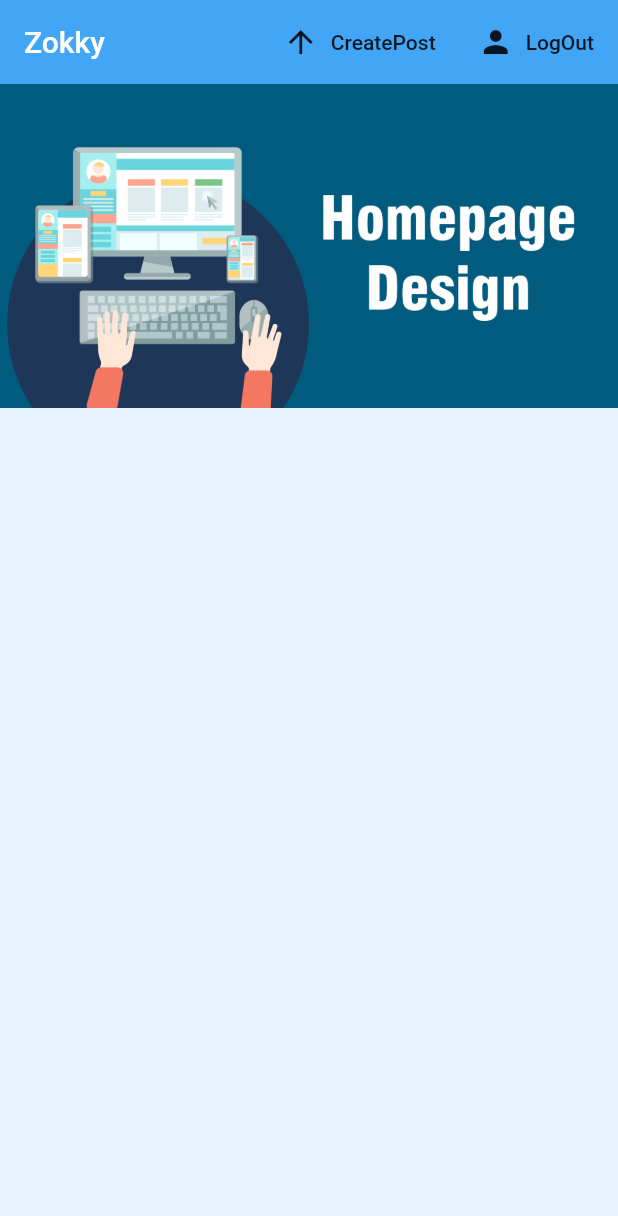
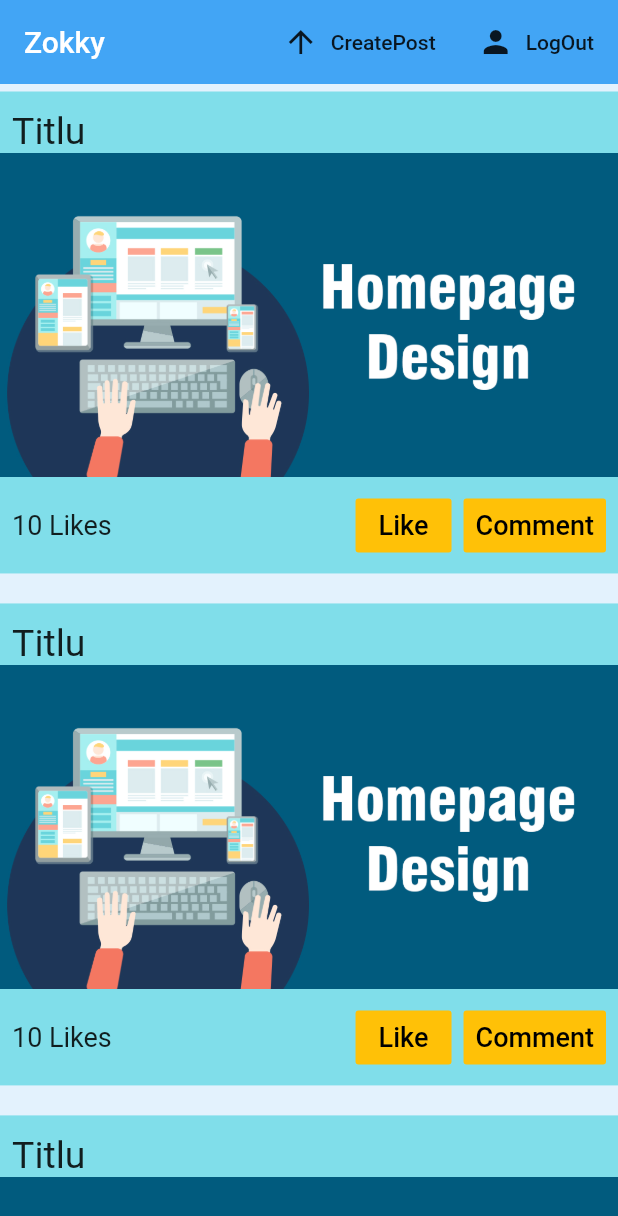
Before and after one commit to shark4ce/zokkyapp, a Flutter app: the screen it shows once a user with an empty profile is signed in, on a phone screen of 412 x 824 dp. Shown: the top 1216 px of the screen. Run offline on Flutter 3.47's test engine with Material 2 defaults, Android fonts, the phone set to English and light mode, and no system bars; our stand-ins replace cloud_firestore, firebase_auth, flutter_signin_button, flutter_spinkit, google_sign_in; missing offline and left inert: flutter_auth_buttons; accounts and stored records are empty.

Commit message:
Home wrapper

```diff
--- /dev/null
+++ b/lib/screens/home/post_list.dart
@@ -0,0 +1,21 @@
+import 'package:flutter/material.dart';
+import 'package:zokkyapp/screens/home/post_tile.dart';
+
+class PostList extends StatefulWidget {
+  @override
+  _PostListState createState() => _PostListState();
+}
+
+class _PostListState extends State<PostList> {
+  @override
+  Widget build(BuildContext context) {
+
+    return ListView.builder(
+      padding: EdgeInsets.fromLTRB(0.0,0.0,0.0,0.0),
+      itemCount: 10,
+      itemBuilder: (context, index) {
+        return PostTile();
+      },
+    );
+  }
+}
--- /dev/null
+++ b/lib/screens/home/post_tile.dart
@@ -0,0 +1,52 @@
+import 'package:flutter/material.dart';
+
+class PostTile extends StatelessWidget {
+
+  @override
+  Widget build(BuildContext context) {
+    return Container(
+      color: Colors.cyan[200],
+      padding: const EdgeInsets.only(top: 12.0),
+      margin: EdgeInsets.fromLTRB(0.0, 5.0, 0.0, 15.0),
+      child: Column(
+          crossAxisAlignment: CrossAxisAlignment.start,
+          children:<Widget>[
+            Container(
+              padding: EdgeInsets.only(left: 8.0),
+              child: Text("Titlu",
+              style: TextStyle(fontSize: 25)),
+            ),
+            Image.asset(
+                'assets/images/Homepage-Design.jpg'
+            ),
+            Row(
+              mainAxisAlignment: MainAxisAlignment.spaceBetween,
+              children: <Widget>[
+                Padding(
+                  padding: const EdgeInsets.only(left: 8.0),
+                  child: Text("10 Likes",
+                      style: TextStyle(fontSize: 18)),
+                ),
+                ButtonBar(
+                  children: <Widget>[
+                    FlatButton(
+                        onPressed: (){},
+                        color: Colors.amber,
+                        child: Text('Like',
+                            style: TextStyle(fontSize: 18))
+                    ),
+                    FlatButton(
+                        onPressed: (){},
+                        color: Colors.amber,
+                        child: Text('Comment',
+                            style: TextStyle(fontSize: 18))
+                    )
+                  ],
+                ),
+              ],
+            )
+          ]
+      ),
+    );
+  }
+}
```
Also changed, not shown: lib/screens/home/feed.dart (+52 -3 lines), lib/services/database.dart (+15 -1 lines).
